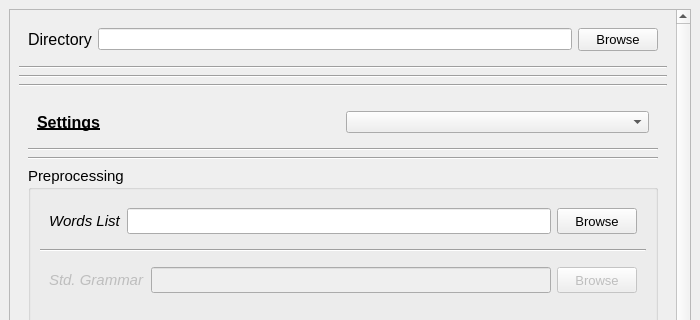
Qt form app.ui (NLPRL/EP-2020-Unsupervised-Morphological-Segmentation) before a commit; both pictures show x 0 to 700 and y 0 to 320 of the 700 by 800 pixel window.
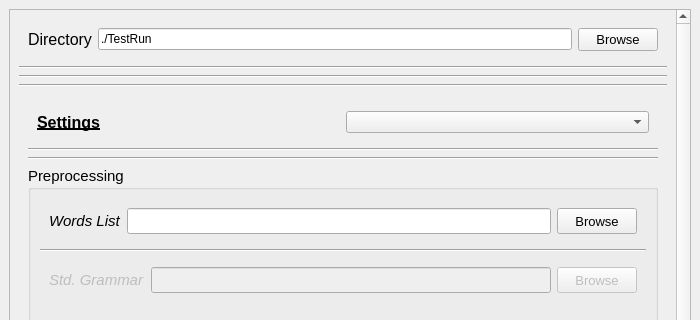
The same form after that commit.

```diff
--- a/app.ui
+++ b/app.ui
@@ -39,7 +39,7 @@
        <property name="geometry">
         <rect>
          <x>0</x>
-         <y>-408</y>
+         <y>-8</y>
          <width>667</width>
          <height>1437</height>
         </rect>
@@ -71,6 +71,9 @@
              <property name="statusTip">
               <string>Folder path</string>
              </property>
+             <property name="text">
+              <string>./TestRun</string>
+             </property>
             </widget>
            </item>
            <item>
```
